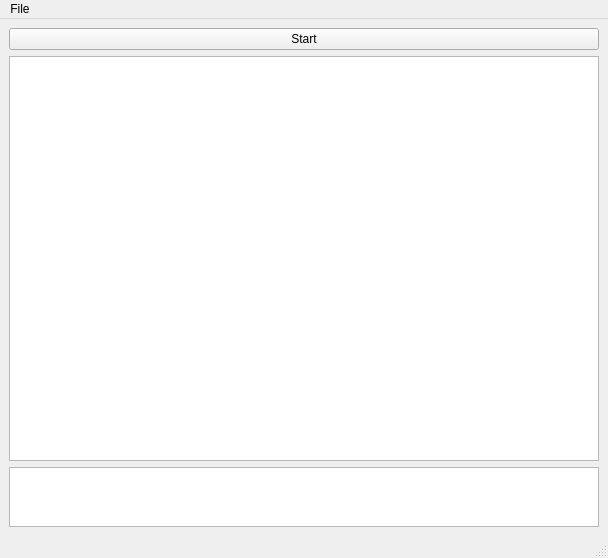
Qt form MainWindow.ui (vehlwn/MotionDetection) before a commit.
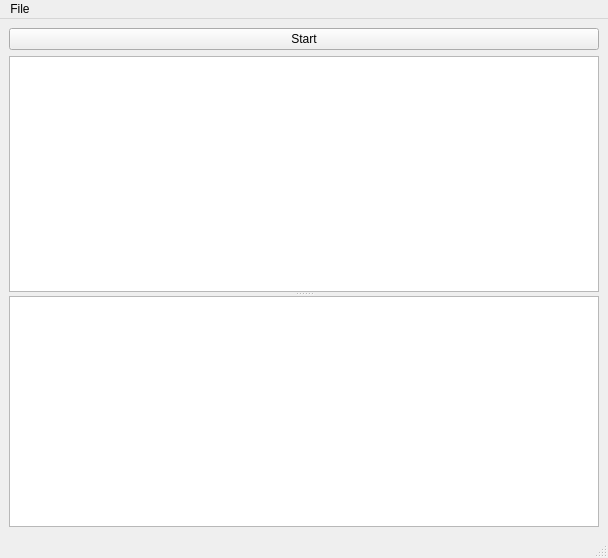
The same form after that commit.

Commit message: Add splitter to MainWindow

The edit to the form file:
```diff
--- a/MainWindow.ui
+++ b/MainWindow.ui
@@ -14,6 +14,19 @@
    <string>MainWindow</string>
   </property>
   <widget class="QWidget" name="centralwidget">
+   <layout class="QVBoxLayout" name="verticalLayout_3">
+    <item>
+     <widget class="QSplitter" name="splitter">
+      <property name="enabled">
+       <bool>true</bool>
+      </property>
+      <property name="orientation">
+       <enum>Qt::Vertical</enum>
+      </property>
+      <property name="childrenCollapsible">
+       <bool>false</bool>
+      </property>
+      <widget class="QWidget" name="">
    <layout class="QVBoxLayout" name="verticalLayout_2">
     <item>
      <widget class="QPushButton" name="pushButtonStart">
@@ -25,14 +38,19 @@
     <item>
      <widget class="QGraphicsView" name="graphicsView"/>
     </item>
-    <item>
+       </layout>
+      </widget>
      <widget class="QPlainTextEdit" name="plainTextEdit">
-      <property name="maximumSize">
+       <property name="minimumSize">
        <size>
-        <width>16777215</width>
-        <height>60</height>
-       </size>
-      </property>
+         <width>0</width>
+         <height>1</height>
+        </size>
+       </property>
+       <property name="readOnly">
+        <bool>true</bool>
+       </property>
+      </widget>
      </widget>
     </item>
    </layout>
```
Lines whose indentation alone changed are shown as unchanged. The commit also changes 2 other files.
